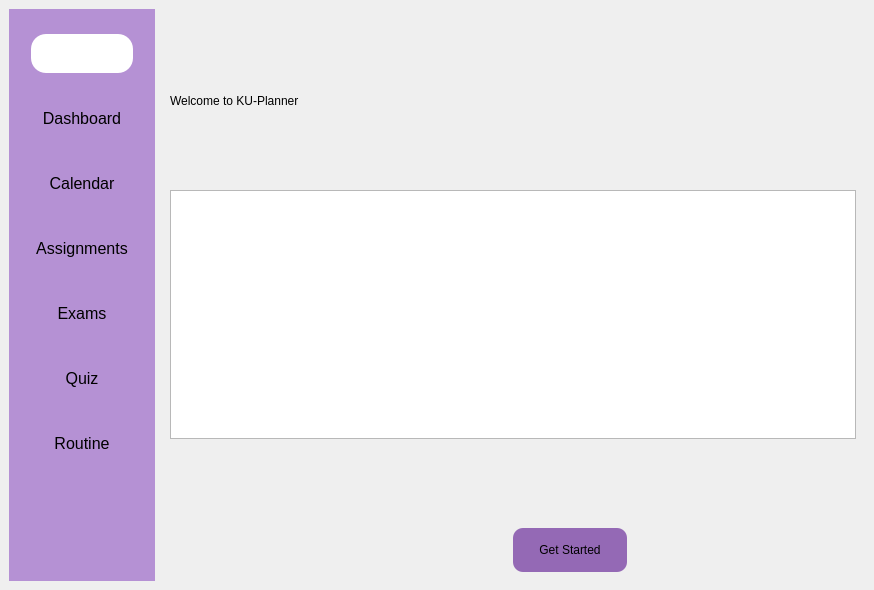
Qt form mainwindow.ui (aveens13/KU-Planner) before a commit.
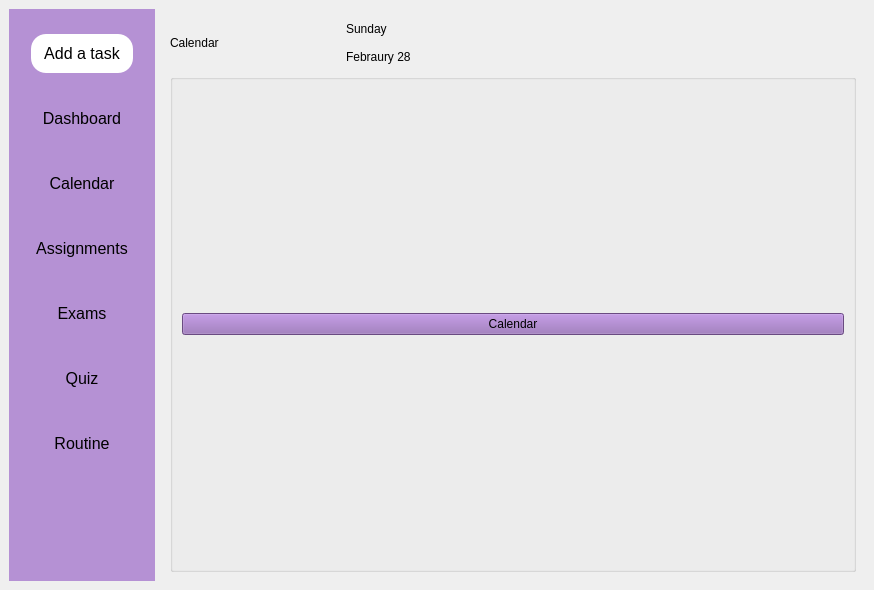
The same form after that commit. The open tabs and pages were chosen to show the change. Icons and pictures are not drawn.

Commit message: designed the dashboard + calendar ui

```diff
--- a/mainwindow.ui
+++ b/mainwindow.ui
@@ -71,7 +71,7 @@
 border-radius:15px;</string>
              </property>
              <property name="text">
-              <string/>
+              <string>Add a task</string>
              </property>
              <property name="icon">
               <iconset>
@@ -256,7 +256,80 @@
              </layout>
             </item>
             <item>
-             <layout class="QVBoxLayout" name="verticalLayout_9"/>
+             <layout class="QVBoxLayout" name="verticalLayout_9">
+              <item>
+               <widget class="QGroupBox" name="groupBox_2">
+                <property name="title">
+                 <string/>
+                </property>
+                <layout class="QVBoxLayout" name="verticalLayout_8">
+                 <item>
+                  <widget class="QPushButton" name="pushButton_6">
+                   <property name="text">
+                    <string>Dashboard</string>
+                   </property>
+                  </widget>
+                 </item>
+                </layout>
+               </widget>
+              </item>
+             </layout>
+            </item>
+           </layout>
+          </widget>
+          <widget class="QWidget" name="calendar">
+           <layout class="QVBoxLayout" name="verticalLayout_14" stretch="1,10">
+            <item>
+             <layout class="QHBoxLayout" name="horizontalLayout_5" stretch="2,6">
+              <item>
+               <widget class="QLabel" name="label_8">
+                <property name="styleSheet">
+                 <string notr="true">font: 16pt &quot;Calibri&quot;;</string>
+                </property>
+                <property name="text">
+                 <string>Calendar</string>
+                </property>
+               </widget>
+              </item>
+              <item>
+               <layout class="QVBoxLayout" name="verticalLayout_15">
+                <item>
+                 <widget class="QLabel" name="label_9">
+                  <property name="text">
+                   <string>Sunday</string>
+                  </property>
+                 </widget>
+                </item>
+                <item>
+                 <widget class="QLabel" name="label_10">
+                  <property name="text">
+                   <string>Febraury 28</string>
+                  </property>
+                 </widget>
+                </item>
+               </layout>
+              </item>
+             </layout>
+            </item>
+            <item>
+             <layout class="QVBoxLayout" name="verticalLayout_13">
+              <item>
+               <widget class="QGroupBox" name="groupBox_4">
+                <property name="title">
+                 <string/>
+                </property>
+                <layout class="QVBoxLayout" name="verticalLayout_16">
+                 <item>
+                  <widget class="QPushButton" name="pushButton_8">
+                   <property name="text">
+                    <string>Calendar</string>
+                   </property>
+                  </widget>
+                 </item>
+                </layout>
+               </widget>
+              </item>
+             </layout>
             </item>
            </layout>
           </widget>
```
Left out of the diff: 32 changed lines with no effect on the pictures. The commit also changes 2 other files.
